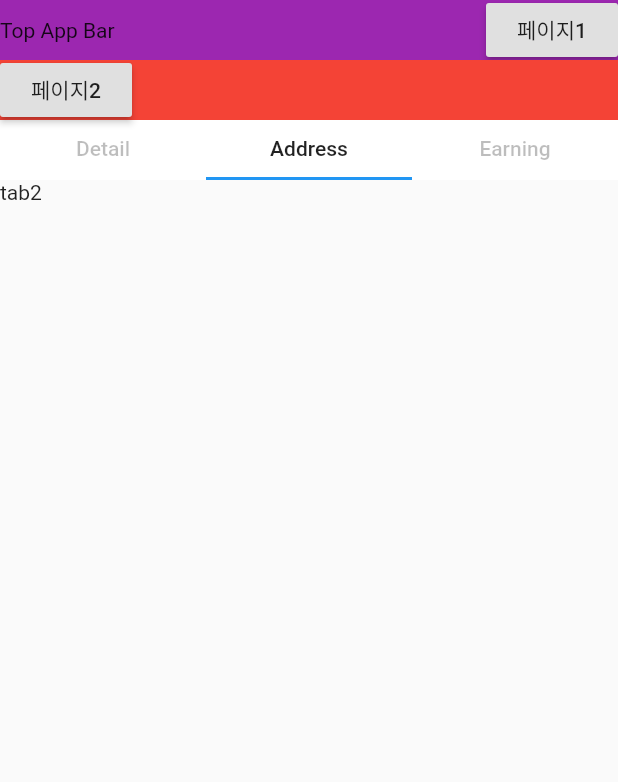
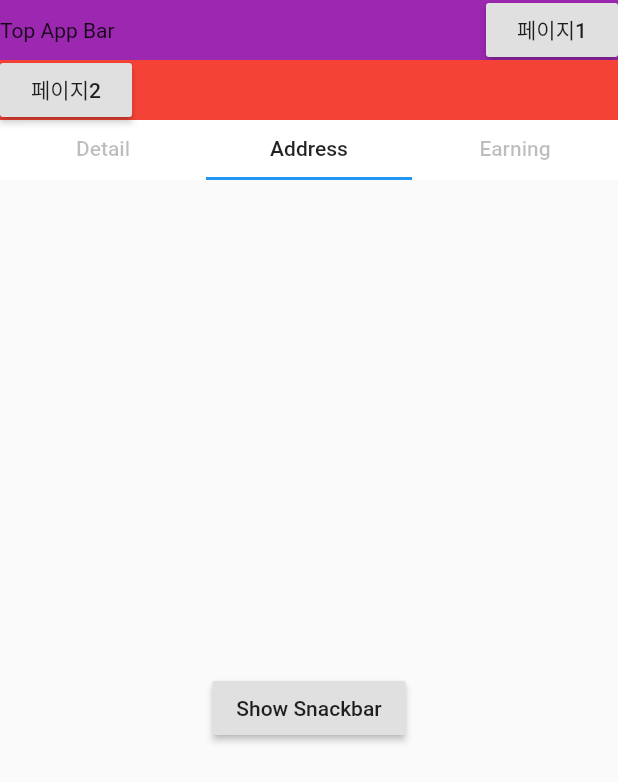
Before and after one commit to 1984tr/flutter-practice, a Flutter app: the Sample01 screen opened directly, tab 2 chosen, on a phone screen of 412 x 824 dp. Shown: the top 782 px of the screen. Run offline on Flutter 3.47's test engine with Material 2 defaults, Android fonts, the phone set to English and light mode, and no system bars.

Commit message:
practice ui

```diff
--- a/lib/pages/tab_page02.dart
+++ b/lib/pages/tab_page02.dart
@@ -1,3 +1,4 @@
+import 'package:flutter/material.dart';
 import 'package:flutter/widgets.dart';
 
 class TabPage02 extends StatefulWidget {
@@ -9,7 +10,14 @@ class _TabPage02State extends State<TabPage02> {
   @override
   Widget build(BuildContext context) {
     return Container(
-      child: Text("tab2")
+      child: Center(child: RaisedButton(
+        child: Text("Show Snackbar"),
+        onPressed: () {
+          // 스낵바 출력 시도 - 정상 출력
+          Scaffold.of(context)
+              .showSnackBar(SnackBar(content: Text("SnackBarTest2")));
+        },
+      ),)
     );
   }
 }
```
